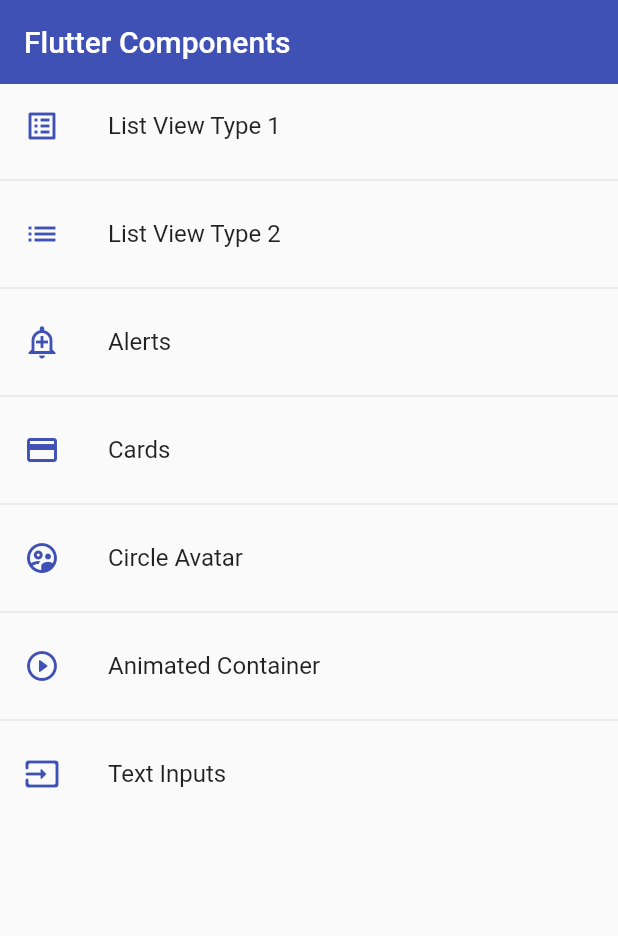
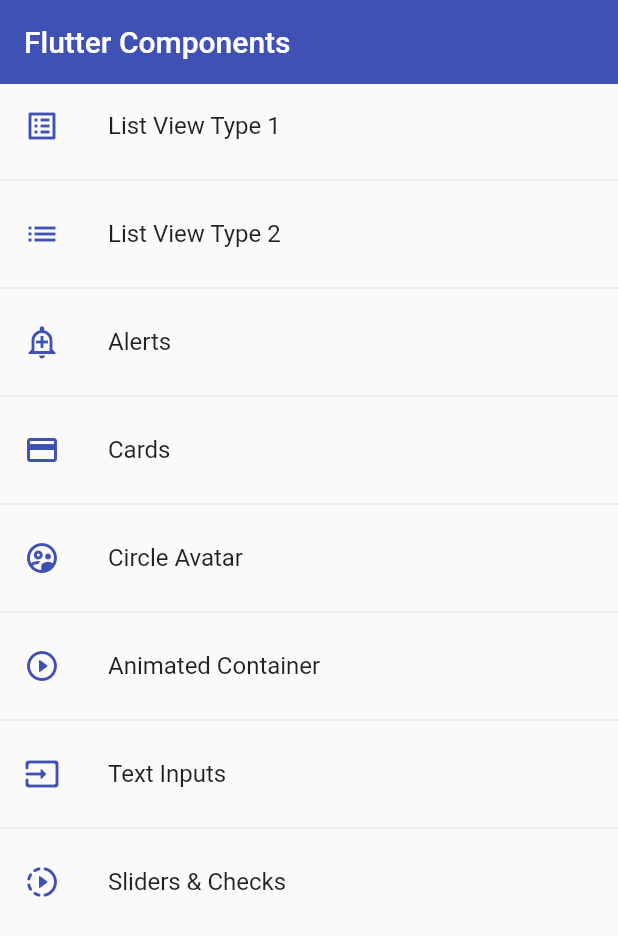
Before and after one commit to bgarcia95/fl-components, a Flutter app: the screen it shows after launch, on a phone screen of 412 x 824 dp. Shown: the top 936 px of the screen. Run offline on Flutter 3.47's test engine with Material 2 defaults, Android fonts, the phone set to English and light mode, and no system bars.

```diff
--- a/lib/router/app_routes.dart
+++ b/lib/router/app_routes.dart
@@ -49,6 +49,12 @@ class AppRoutes {
       screen: const InputsScreen(),
       icon: Icons.input_rounded,
     ),
+    MenuOption(
+      route: 'slider',
+      title: 'Sliders & Checks',
+      screen: const SliderScreen(),
+      icon: Icons.slow_motion_video_rounded,
+    ),
   ];
 
   static Map<String, Widget Function(BuildContext)> getAppRoutes() {
```
